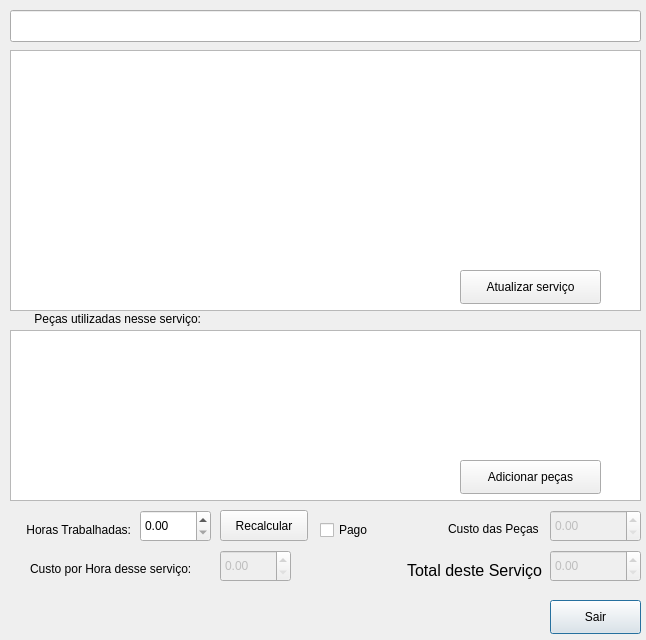
Old version of the form Client_Add_service.ui in the repository bedi1982/Oficina.
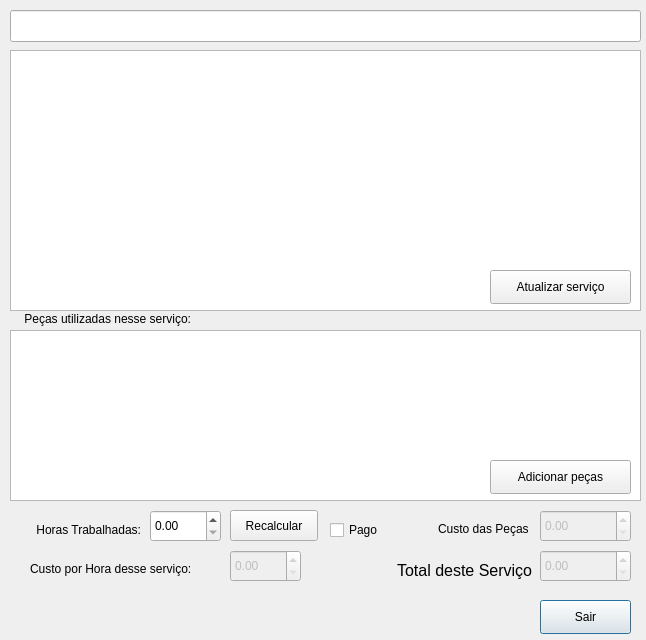
New version of the form.

What changed in the file:
```diff
--- a/Client_Add_service.ui
+++ b/Client_Add_service.ui
@@ -28,7 +28,7 @@
   <widget class="QPushButton" name="btn_Sair">
    <property name="geometry">
     <rect>
-     <x>550</x>
+     <x>540</x>
      <y>600</y>
      <width>91</width>
      <height>34</height>
@@ -41,7 +41,7 @@
   <widget class="QLabel" name="lbl_PartsCost">
    <property name="geometry">
     <rect>
-     <x>440</x>
+     <x>430</x>
      <y>520</y>
      <width>102</width>
      <height>18</height>
@@ -57,7 +57,7 @@
   <widget class="QLabel" name="lbl_totlaServiceCost">
    <property name="geometry">
     <rect>
-     <x>390</x>
+     <x>380</x>
      <y>560</y>
      <width>161</width>
      <height>20</height>
@@ -81,7 +81,7 @@
    </property>
    <property name="geometry">
     <rect>
-     <x>460</x>
+     <x>490</x>
      <y>460</y>
      <width>141</width>
      <height>34</height>
@@ -100,7 +100,7 @@
   <widget class="QLabel" name="lbl_Emoticon">
    <property name="geometry">
     <rect>
-     <x>490</x>
+     <x>480</x>
      <y>590</y>
      <width>48</width>
      <height>48</height>
@@ -122,7 +122,7 @@
    </property>
    <property name="geometry">
     <rect>
-     <x>550</x>
+     <x>540</x>
      <y>550</y>
      <width>91</width>
      <height>32</height>
@@ -141,7 +141,7 @@
    </property>
    <property name="geometry">
     <rect>
-     <x>550</x>
+     <x>540</x>
      <y>510</y>
      <width>91</width>
      <height>32</height>
@@ -170,7 +170,7 @@
   <widget class="QLabel" name="lbl_PartsUsed">
    <property name="geometry">
     <rect>
-     <x>10</x>
+     <x>0</x>
      <y>310</y>
      <width>191</width>
      <height>18</height>
@@ -189,7 +189,7 @@
    </property>
    <property name="geometry">
     <rect>
-     <x>320</x>
+     <x>330</x>
      <y>520</y>
      <width>61</width>
      <height>20</height>
@@ -205,7 +205,7 @@
    </property>
    <property name="geometry">
     <rect>
-     <x>460</x>
+     <x>490</x>
      <y>270</y>
      <width>141</width>
      <height>34</height>
@@ -238,7 +238,7 @@
    </property>
    <property name="geometry">
     <rect>
-     <x>220</x>
+     <x>230</x>
      <y>510</y>
      <width>88</width>
      <height>31</height>
@@ -254,7 +254,7 @@
    </property>
    <property name="geometry">
     <rect>
-     <x>140</x>
+     <x>150</x>
      <y>510</y>
      <width>71</width>
      <height>32</height>
@@ -270,7 +270,7 @@
   <widget class="QLabel" name="lbl_InsertWorkCost">
    <property name="geometry">
     <rect>
-     <x>10</x>
+     <x>20</x>
      <y>520</y>
      <width>121</width>
      <height>20</height>
@@ -312,7 +312,7 @@
    </property>
    <property name="geometry">
     <rect>
-     <x>220</x>
+     <x>230</x>
      <y>550</y>
      <width>71</width>
      <height>32</height>
```
